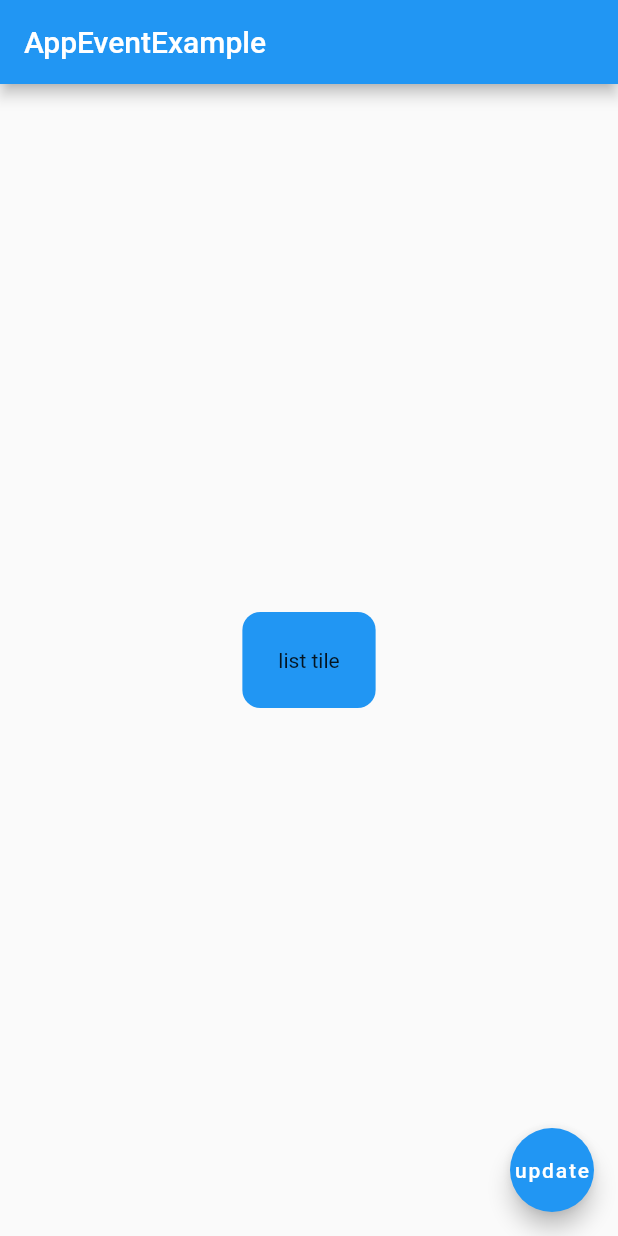
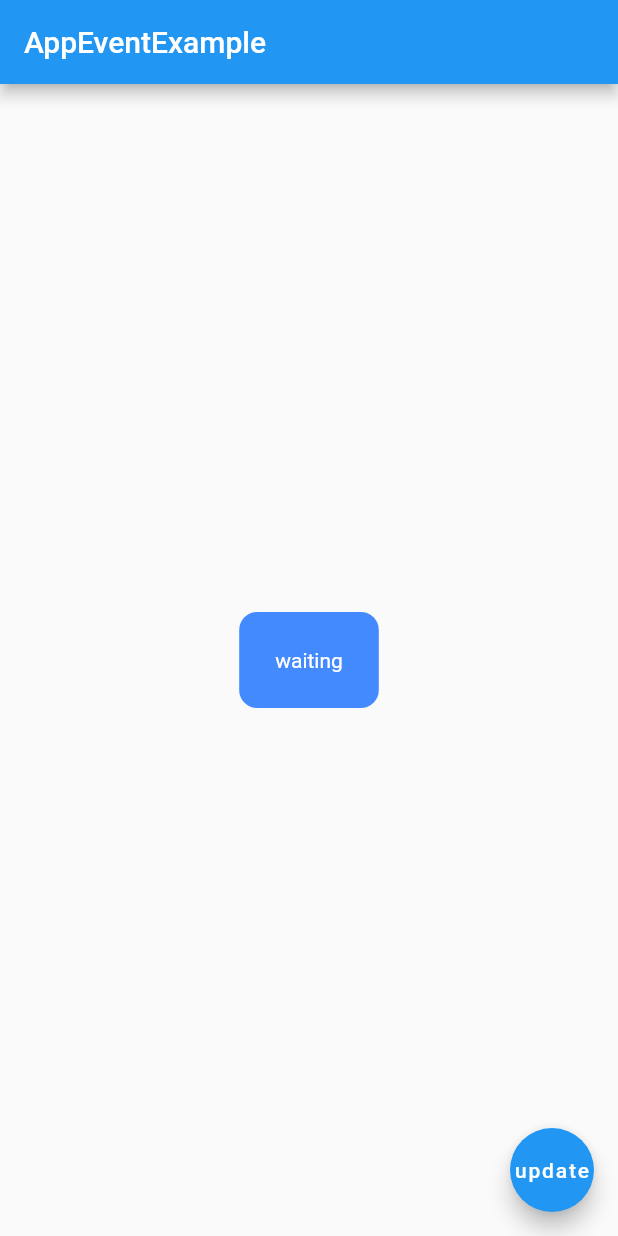
Before and after one commit to mj-codedev/app_event, a Flutter app: the screen it shows after launch, on a phone screen of 412 x 824 dp. Run offline on Flutter 3.47's test engine with Material 2 defaults, Android fonts, the phone set to English and light mode, and no system bars.

Commit message:
update example

```diff
--- a/example/lib/main.dart
+++ b/example/lib/main.dart
@@ -82,19 +82,31 @@ class _Button extends StatelessWidget {
   @override
   Widget build(BuildContext context) {
     return Container(
-      decoration: BoxDecoration(color: Colors.blue, borderRadius: BorderRadius.circular(12.0)),
+      decoration: BoxDecoration(color: Colors.blueAccent, borderRadius: BorderRadius.circular(12.0)),
       padding: const EdgeInsets.symmetric(horizontal: 24.0, vertical: 24.0),
-      child: Text(text),
+      child: Text(
+        text,
+        style: TextStyle(color: Colors.white),
+      ),
     );
   }
 }
 
 class TestModel1 implements AppEventInterface {
-  String text = "list tile";
+  String text = "waiting";
+  int number = 0;
   @override
   onEventReceived(String eventName, value) {
+
+    switch (eventName) {
+      case "test1":
+
+        break;
+      default:
+    }
     if (eventName == "test1") {
-      text = "receive text";
+      number++;
+      text = "receive text $number";
     }
   }
 }
```
